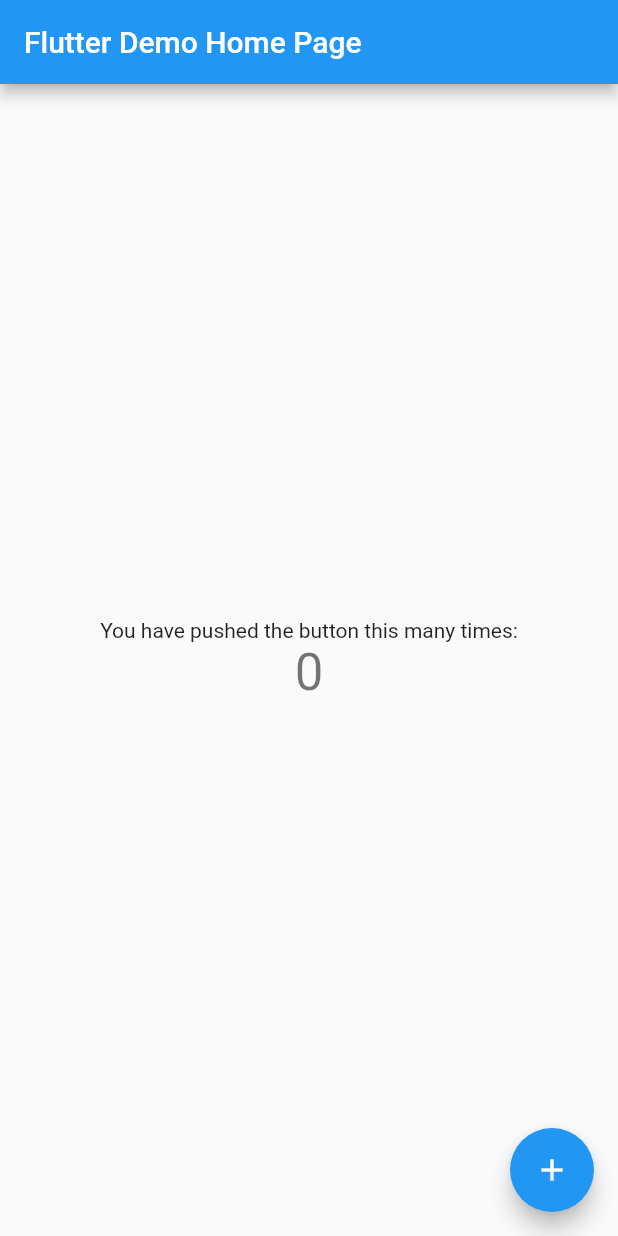
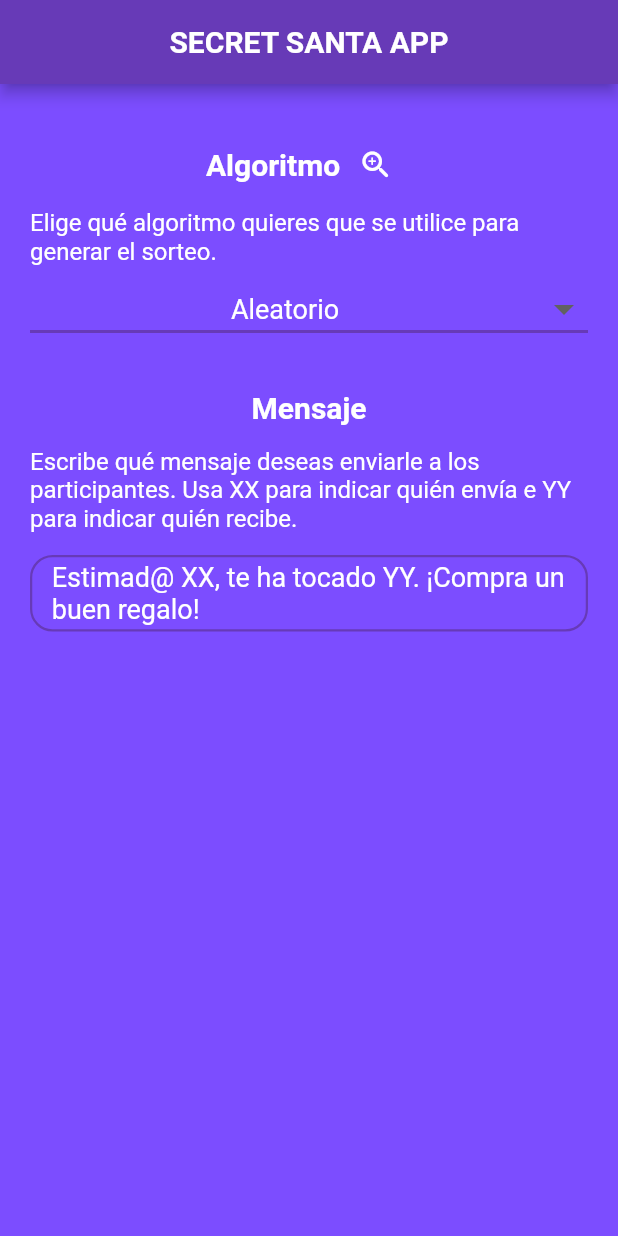
Before and after one commit to DiegoEmilio01/SecretSantaApp, a Flutter app: the screen it shows after launch, on a phone screen of 412 x 824 dp. Run offline on Flutter 3.47's test engine with Material 2 defaults, Android fonts, the phone set to English and light mode, and no system bars.

Commit message:
Add Algorithm and Message inputs

```diff
--- a/secret_santa_app/lib/main.dart
+++ b/secret_santa_app/lib/main.dart
@@ -1,46 +1,34 @@
 import 'package:flutter/material.dart';
+import 'package:provider/provider.dart';
+import 'package:secret_santa_app/models/api_model.dart';
+import 'package:secret_santa_app/pages/algorithms.dart';
+import 'package:secret_santa_app/styles/inputs.dart';
 
 void main() {
-  runApp(const MyApp());
+  runApp(
+    MultiProvider(
+      providers: [
+        ChangeNotifierProvider<ApiModel>(lazy: false, create: (_) => ApiModel()),
+      ],
+      child: const MyApp(),
+    )
+  );
 }
 
 class MyApp extends StatelessWidget {
   const MyApp({Key? key}) : super(key: key);
-
-  // This widget is the root of your application.
   @override
   Widget build(BuildContext context) {
     return MaterialApp(
-      title: 'Flutter Demo',
-      theme: ThemeData(
-        // This is the theme of your application.
-        //
-        // Try running your application with "flutter run". You'll see the
-        // application has a blue toolbar. Then, without quitting the app, try
-        // changing the primarySwatch below to Colors.green and then invoke
-        // "hot reload" (press "r" in the console where you ran "flutter run",
-        // or simply save your changes to "hot reload" in a Flutter IDE).
-        // Notice that the counter didn't reset back to zero; the application
-        // is not restarted.
-        primarySwatch: Colors.blue,
-      ),
-      home: const MyHomePage(title: 'Flutter Demo Home Page'),
+      title: 'SECRET SANTA APP',
+      theme: ThemeData(primarySwatch: Colors.deepPurple),
+      home: const MyHomePage(title: 'SECRET SANTA APP'),
     );
   }
 }
 
 class MyHomePage extends StatefulWidget {
   const MyHomePage({Key? key, required this.title}) : super(key: key);
-
-  // This widget is the home page of your application. It is stateful, meaning
-  // that it has a State object (defined below) that contains fields that affect
-  // how it looks.
-
-  // This class is the configuration for the state. It holds the values (in this
-  // case the title) provided by the parent (in this case the App widget) and
-  // used by the build method of the State. Fields in a Widget subclass are
-  // always marked "final".
-
   final String title;
 
   @override
@@ -48,68 +36,37 @@ class MyHomePage extends StatefulWidget {
 }
 
 class _MyHomePageState extends State<MyHomePage> {
-  int _counter = 0;
 
-  void _incrementCounter() {
-    setState(() {
-      // This call to setState tells the Flutter framework that something has
-      // changed in this State, which causes it to rerun the build method below
-      // so that the display can reflect the updated values. If we changed
-      // _counter without calling setState(), then the build method would not be
-      // called again, and so nothing would appear to happen.
-      _counter++;
-    });
-  }
-
+  String algorithmDropdownValue = "random";
   @override
   Widget build(BuildContext context) {
-    // This method is rerun every time setState is called, for instance as done
-    // by the _incrementCounter method above.
-    //
-    // The Flutter framework has been optimized to make rerunning build methods
-    // fast, so that you can just rebuild anything that needs updating rather
-    // than having to individually change instances of widgets.
     return Scaffold(
+      backgroundColor: Colors.deepPurpleAccent,
       appBar: AppBar(
-        // Here we take the value from the MyHomePage object that was created by
-        // the App.build method, and use it to set our appbar title.
-        title: Text(widget.title),
+        centerTitle: true,
+        title: Text(widget.title, style: const TextStyle(fontWeight: FontWeight.bold)),
       ),
-      body: Center(
-        // Center is a layout widget. It takes a single child and positions it
-        // in the middle of the parent.
-        child: Column(
-          // Column is also a layout widget. It takes a list of children and
-          // arranges them vertically. By default, it sizes itself to fit its
-          // children horizontally, and tries to be as tall as its parent.
-          //
-          // Invoke "debug painting" (press "p" in the console, choose the
-          // "Toggle Debug Paint" action from the Flutter Inspector in Android
-          // Studio, or the "Toggle Debug Paint" command in Visual Studio Code)
-          // to see the wireframe for each widget.
-          //
-          // Column has various properties to control how it sizes itself and
-          // how it positions its children. Here we use mainAxisAlignment to
-          // center the children vertically; the main axis here is the vertical
-          // axis because Columns are vertical (the cross axis would be
-          // horizontal).
-          mainAxisAlignment: MainAxisAlignment.center,
-          children: <Widget>[
-            const Text(
-              'You have pushed the button this many times:',
-            ),
-            Text(
-              '$_counter',
-              style: Theme.of(context).textTheme.headline4,
-            ),
-          ],
+      body: SingleChildScrollView(
+        child: Center(
+          child: Column(
+            mainAxisAlignment: MainAxisAlignment.start,
+            children: <Widget>[
+              AlgorithmDropdown(
+                info: () => Navigator.push(context, MaterialPageRoute(builder: (_) => const Algorithms())),
+                dropdownValue: algorithmDropdownValue,
+                list: const [["random", "Aleatorio"], ["circle", "Circular"]],
+                onChanged: (String? newValue) => setState(() {
+                  algorithmDropdownValue = newValue!;
+                  Provider.of<ApiModel>(context, listen: false).updateAlgorithm(newValue);
+                }),
+              ),
+              MessageInput(
+                onChanged: (newValue) => {Provider.of<ApiModel>(context, listen: false).updateMessage(newValue)},
+              ),
+            ],
+          ),
         ),
       ),
-      floatingActionButton: FloatingActionButton(
-        onPressed: _incrementCounter,
-        tooltip: 'Increment',
-        child: const Icon(Icons.add),
-      ), // This trailing comma makes auto-formatting nicer for build methods.
     );
   }
 }
--- /dev/null
+++ b/secret_santa_app/lib/models/api_model.dart
@@ -0,0 +1,17 @@
+import 'package:flutter/material.dart';
+
+
+class ApiModel extends ChangeNotifier{
+  String algorithm = "random";
+  String message = "Estimad@ XX, te ha tocado YY. ¡Compra un buen regalo!";
+
+  void updateAlgorithm(newAlgorithm) {
+    algorithm = newAlgorithm;
+    print(algorithm);
+  }
+
+  void updateMessage(newMessage) {
+    message = newMessage;
+    print(message);
+  }
+}
--- /dev/null
+++ b/secret_santa_app/lib/styles/inputs.dart
@@ -0,0 +1,83 @@
+import 'package:flutter/material.dart';
+
+
+class AlgorithmDropdown extends StatelessWidget {
+  const AlgorithmDropdown({Key? key, required this.info, required this.dropdownValue, required this.list, required this.onChanged}) : super(key: key);
+  final String dropdownValue;
+  final List<List<String>> list;
+  final void Function(String?) onChanged;
+  final void Function()? info;
+  @override
+  Widget build(BuildContext context) {
+    return Padding(
+      padding: const EdgeInsets.fromLTRB(20, 30, 20, 15),
+      child: Column(children: <Widget>[
+        Row(mainAxisAlignment: MainAxisAlignment.center, children: <Widget>[
+          const Text("Algoritmo", style: TextStyle(fontSize: 20, color: Colors.white, fontWeight: FontWeight.bold)),
+          IconButton(
+            icon: const Icon(Icons.zoom_in_rounded, color: Colors.white),
+            onPressed: info,
+          ),
+        ]),
+        const SizedBox(height: 5),
+        const Text("Elige qué algoritmo quieres que se utilice para generar el sorteo.", style: TextStyle(fontSize: 16, color: Colors.white)),
+        const SizedBox(height: 5),
+        DropdownButton<String>(
+          value: dropdownValue,
+          iconSize: 32,
+          elevation: 16,
+          isExpanded: true,
+          dropdownColor: Colors.deepPurple,
+          style: const TextStyle(color: Colors.white),
+          underline: Container(height: 2, color: Colors.deepPurple),
+          onChanged: onChanged,
+          items: list.map<DropdownMenuItem<String>>((List<String> value) {
+            return DropdownMenuItem<String>(
+              value: value[0],
+              child: Center(child: Text(value[1], style: const TextStyle(fontSize: 18))),
+            );
+          }).toList(),
+        )],
+      ),
+    );
+  }
+}
+
+class MessageInput extends StatelessWidget {
+  const MessageInput({Key? key, required this.onChanged}) : super(key: key);
+  final Function(String) onChanged;
+  @override
+  Widget build(BuildContext context) {
+    return Padding(
+      padding: const EdgeInsets.fromLTRB(20, 15, 20, 15),
+      child: Column(children: <Widget>[
+        const Text("Mensaje", style: TextStyle(fontSize: 20, color: Colors.white, fontWeight: FontWeight.bold)),
+        const SizedBox(height: 15),
+        const Text("Escribe qué mensaje deseas enviarle a los participantes. Usa XX para indicar quién envía e YY para indicar quién recibe.", style: TextStyle(fontSize: 16, color: Colors.white)),
+        const SizedBox(height: 15),
+        Container(
+          padding: const EdgeInsets.fromLTRB(10, 0, 10, 0),
+          alignment: Alignment.centerLeft,
+          decoration: BoxDecoration(
+            border: Border.all(color: Colors.deepPurple, width: 1.5,),
+            borderRadius: BorderRadius.circular(15),
+          ),
+          child: TextFormField(
+            initialValue: "",
+            minLines: 2,
+            maxLines: 5,
+            keyboardType: TextInputType.multiline,
+            style: const TextStyle(color: Colors.white, fontSize: 18),
+            decoration: const InputDecoration(
+              contentPadding: EdgeInsets.all(3),
+              filled: false,
+              border: InputBorder.none,
+              hintText: "Estimad@ XX, te ha tocado YY. ¡Compra un buen regalo!",
+              hintStyle: TextStyle(color: Colors.white),
+            ),
+            onChanged: onChanged,
+          ),
+        ),
+    ]));
+  }
+}
--- a/secret_santa_app/pubspec.yaml
+++ b/secret_santa_app/pubspec.yaml
@@ -34,6 +34,7 @@ dependencies:
   # The following adds the Cupertino Icons font to your application.
   # Use with the CupertinoIcons class for iOS style icons.
   cupertino_icons: ^1.0.2
+  provider: ^6.0.0
 
 dev_dependencies:
   flutter_test:
```
Also changed, not shown: secret_santa_app/lib/pages/algorithms.dart (added, +30 -0 lines), 1 other file.
